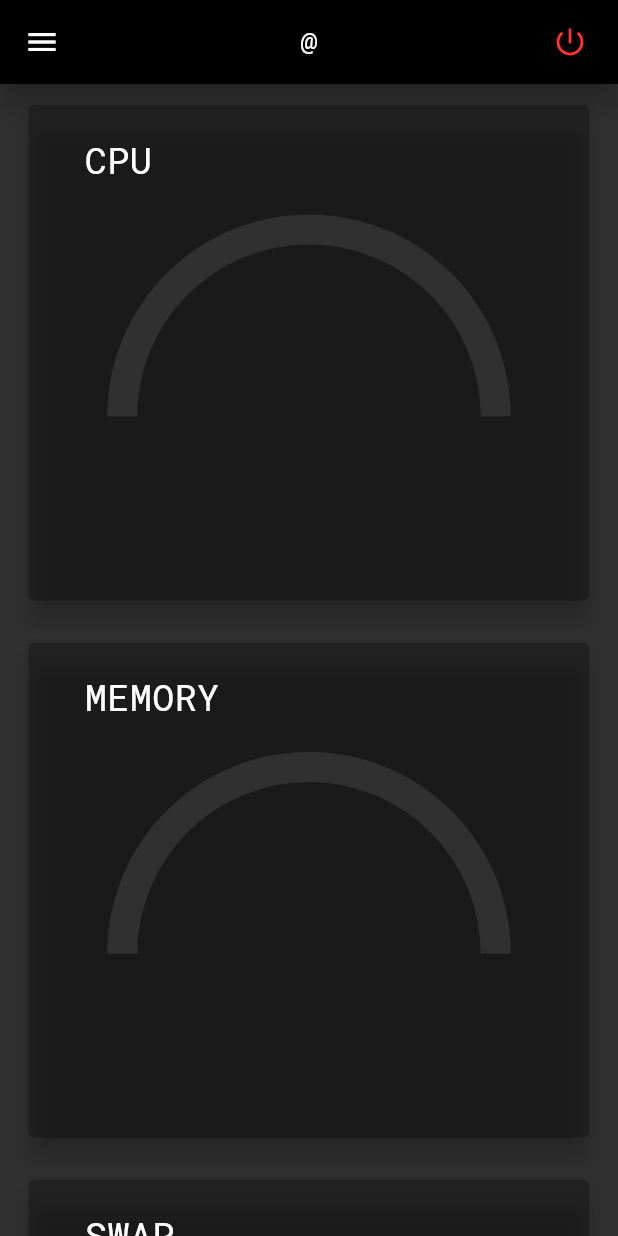
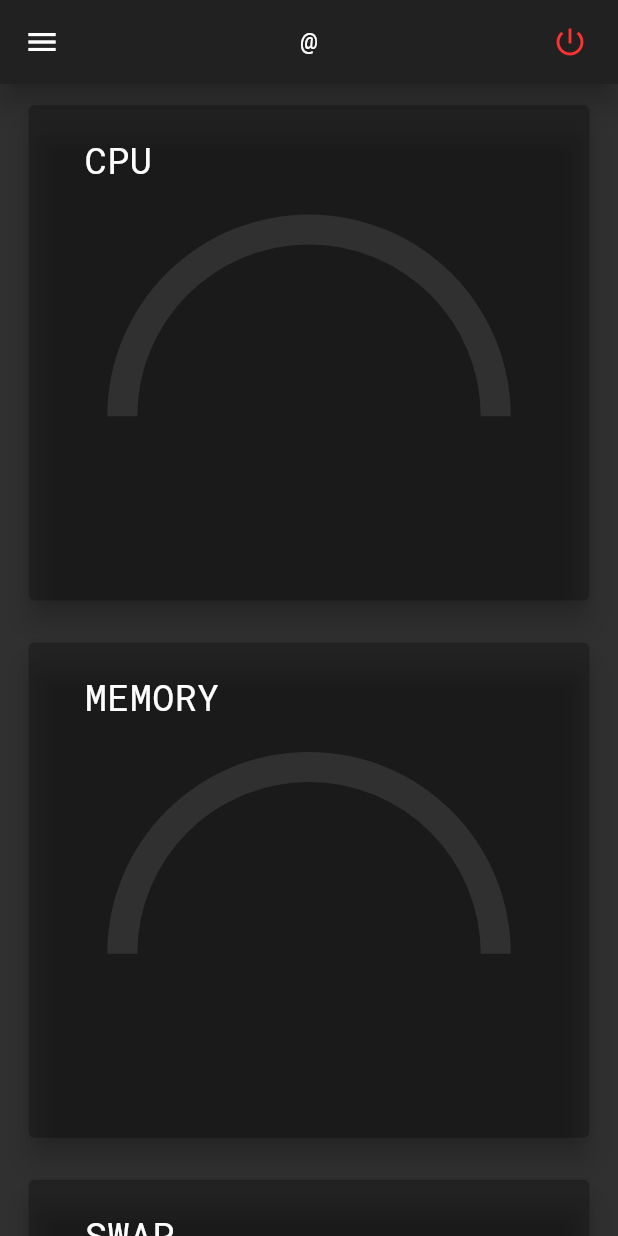
Before and after one commit to Malte2036/flutter_linuxstats, a Flutter app: the screen it shows after launch, on a phone screen of 412 x 824 dp. Run offline on Flutter 3.47's test engine with Material 2 defaults, Android fonts, the light colour scheme and no system bars; drawn by our look-alikes of flip_card; our stand-ins replace charts_flutter; missing offline and left inert: ping_discover_network, wifi.

Commit message:
Fixed: Dark AppBar Color

```diff
--- a/lib/utils/ownTheme.dart
+++ b/lib/utils/ownTheme.dart
@@ -25,7 +25,6 @@ class OwnTheme with ChangeNotifier {
     brightness: Brightness.dark,
     appBarTheme: AppBarTheme(
       elevation: 7.5,
-      color: Colors.black,
     ),
     cardColor: Color.fromRGBO(0, 0, 0, 0.25),
     accentColor: OwnColors.greenColor,
```
